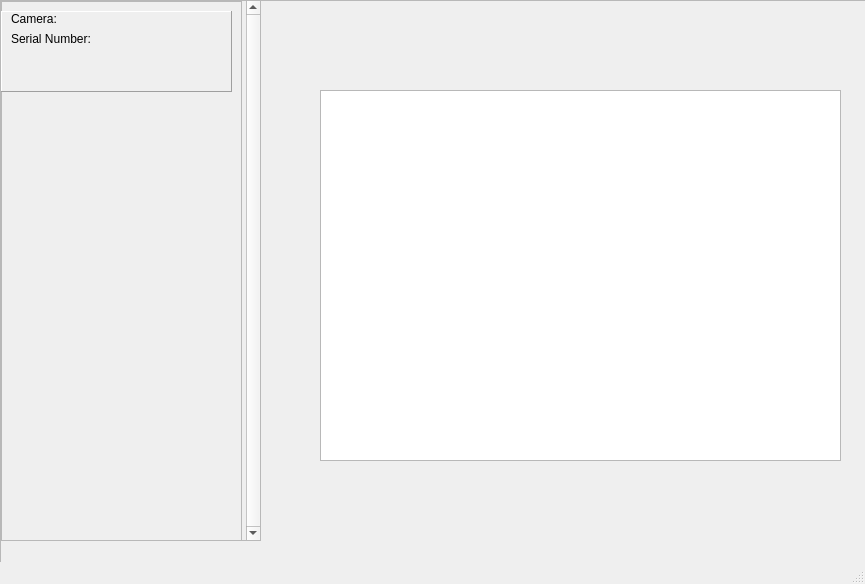
Before: the Qt Designer form src/mainwindow.ui in paulmthompson/CameraViewer, drawn with Qt 5.
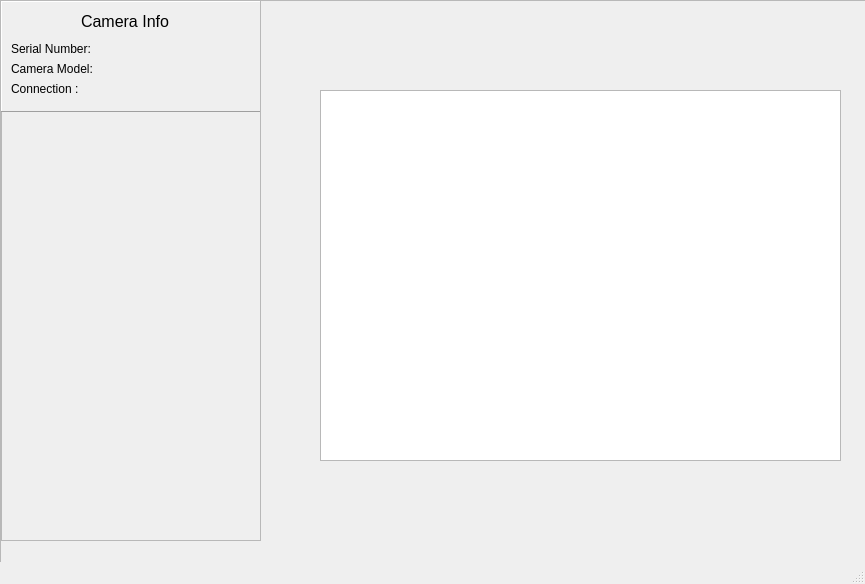
After: the same form once the commit is applied.

Commit message: move things into appropriate frames

The edit to the form file:
```diff
--- a/src/mainwindow.ui
+++ b/src/mainwindow.ui
@@ -44,9 +44,6 @@
        <verstretch>0</verstretch>
       </sizepolicy>
      </property>
-     <property name="verticalScrollBarPolicy">
-      <enum>Qt::ScrollBarAlwaysOn</enum>
-     </property>
      <property name="horizontalScrollBarPolicy">
       <enum>Qt::ScrollBarAlwaysOff</enum>
      </property>
@@ -58,7 +55,7 @@
        <rect>
         <x>0</x>
         <y>0</y>
-        <width>242</width>
+        <width>259</width>
         <height>539</height>
        </rect>
       </property>
@@ -70,7 +67,7 @@
         <rect>
          <x>0</x>
          <y>0</y>
-         <width>241</width>
+         <width>261</width>
          <height>1000</height>
         </rect>
        </property>
@@ -80,52 +77,13 @@
        <property name="frameShadow">
         <enum>QFrame::Raised</enum>
        </property>
-       <widget class="QLabel" name="label">
-        <property name="geometry">
-         <rect>
-          <x>10</x>
-          <y>10</y>
-          <width>49</width>
-          <height>16</height>
-         </rect>
-        </property>
-        <property name="text">
-         <string>Camera: </string>
-        </property>
-       </widget>
-       <widget class="QLabel" name="CameraSerial">
-        <property name="geometry">
-         <rect>
-          <x>120</x>
-          <y>30</y>
-          <width>49</width>
-          <height>16</height>
-         </rect>
-        </property>
-        <property name="text">
-         <string/>
-        </property>
-       </widget>
-       <widget class="QLabel" name="label_2">
-        <property name="geometry">
-         <rect>
-          <x>10</x>
-          <y>30</y>
-          <width>91</width>
-          <height>16</height>
-         </rect>
-        </property>
-        <property name="text">
-         <string>Serial Number:</string>
-        </property>
-       </widget>
-       <widget class="QFrame" name="frame_3">
+       <widget class="QFrame" name="camera_info_frame">
         <property name="geometry">
          <rect>
           <x>0</x>
-          <y>10</y>
-          <width>231</width>
-          <height>81</height>
+          <y>0</y>
+          <width>261</width>
+          <height>111</height>
          </rect>
         </property>
         <property name="frameShape">
@@ -137,8 +95,8 @@
         <widget class="QGraphicsView" name="graphicsView_2">
          <property name="geometry">
           <rect>
-           <x>180</x>
-           <y>10</y>
+           <x>190</x>
+           <y>70</y>
            <width>30</width>
            <height>30</height>
           </rect>
@@ -150,6 +108,76 @@
           <enum>QFrame::NoFrame</enum>
          </property>
         </widget>
+        <widget class="QLabel" name="label_2">
+         <property name="geometry">
+          <rect>
+           <x>10</x>
+           <y>40</y>
+           <width>91</width>
+           <height>16</height>
+          </rect>
+         </property>
+         <property name="text">
+          <string>Serial Number:</string>
+         </property>
+        </widget>
+        <widget class="QLabel" name="label">
+         <property name="geometry">
+          <rect>
+           <x>10</x>
+           <y>60</y>
+           <width>91</width>
+           <height>16</height>
+          </rect>
+         </property>
+         <property name="text">
+          <string>Camera Model: </string>
+         </property>
+        </widget>
+        <widget class="QLabel" name="label_3">
+         <property name="geometry">
+          <rect>
+           <x>10</x>
+           <y>80</y>
+           <width>91</width>
+           <height>16</height>
+          </rect>
+         </property>
+         <property name="text">
+          <string>Connection :</string>
+         </property>
+        </widget>
+        <widget class="QLabel" name="label_4">
+         <property name="geometry">
+          <rect>
+           <x>80</x>
+           <y>10</y>
+           <width>111</width>
+           <height>20</height>
+          </rect>
+         </property>
+         <property name="font">
+          <font>
+           <pointsize>12</pointsize>
+          </font>
+         </property>
+         <property name="text">
+          <string>Camera Info</string>
+         </property>
+        </widget>
+        <widget class="QLabel" name="CameraSerial">
+         <property name="geometry">
+          <rect>
+           <x>130</x>
+           <y>40</y>
+           <width>49</width>
+           <height>16</height>
+          </rect>
+         </property>
+         <property name="text">
+          <string/>
+         </property>
+        </widget>
        </widget>
       </widget>
      </widget>
```
The commit also changes 1 other file.
